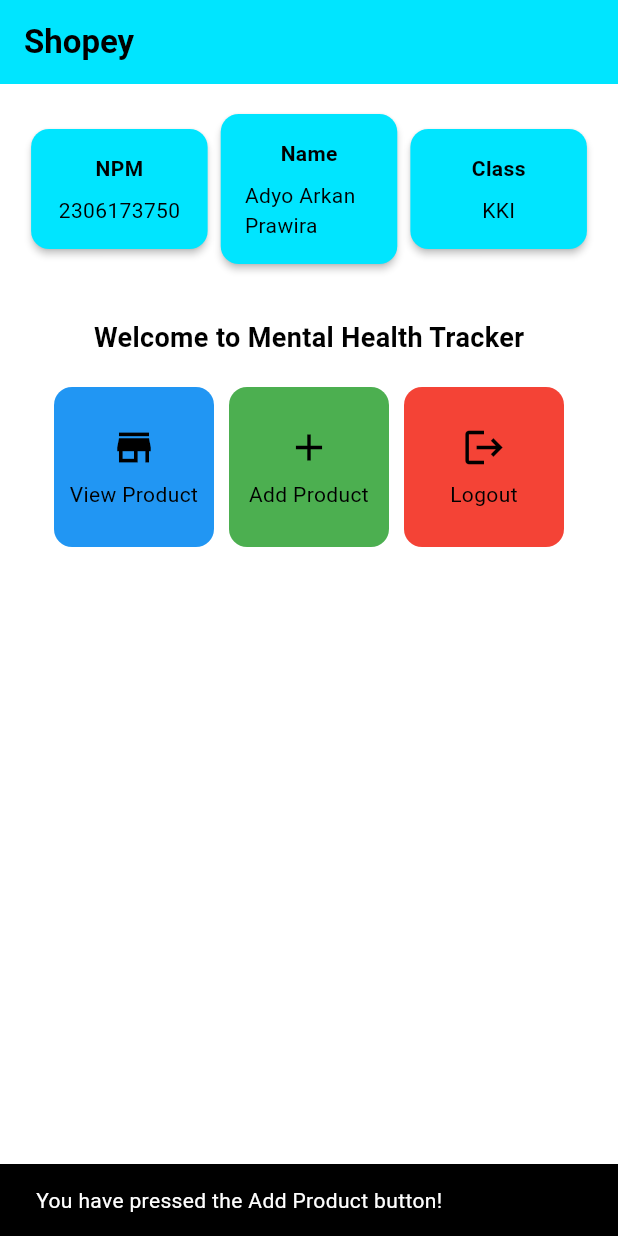
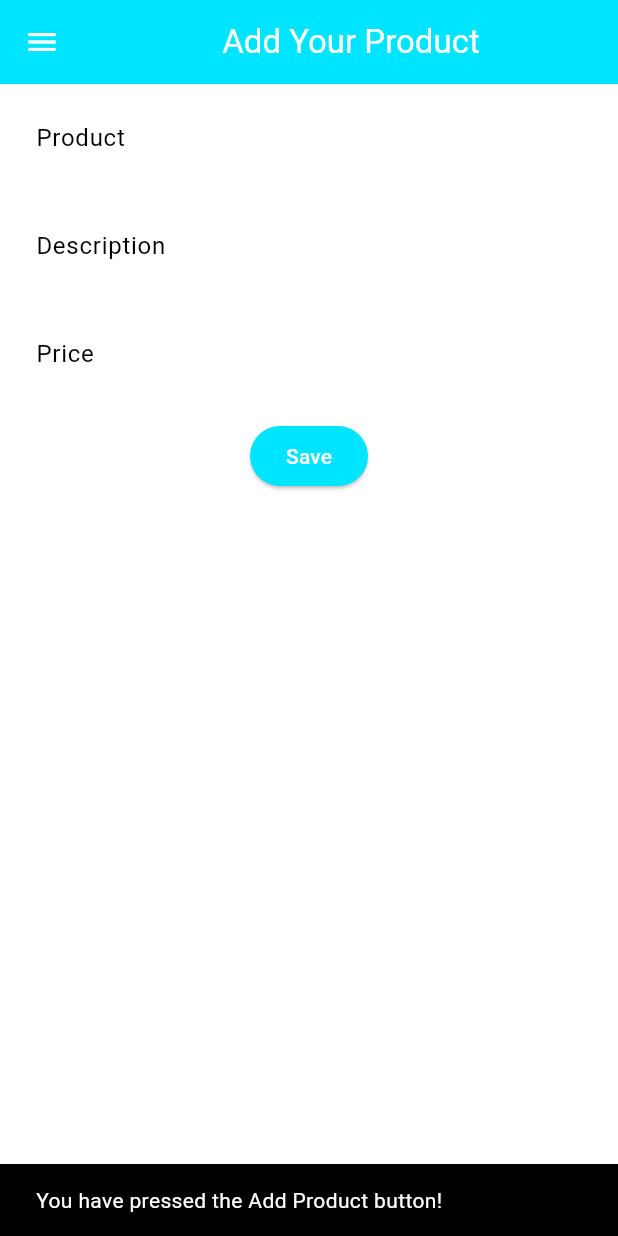
Before and after one commit to adyoprawira/shopey_mobile, a Flutter app: the screen it shows after launch, after a tap on "Add Product", on a phone screen of 412 x 824 dp. Run offline on Flutter 3.47's test engine with Material 3 defaults, Android fonts, the phone set to English and light mode, and no system bars.

Commit message:
Finished Assignment 8

```diff
--- a/lib/main.dart
+++ b/lib/main.dart
@@ -1,5 +1,5 @@
 import 'package:flutter/material.dart';
-import 'package:shopey_mobile/menu.dart';
+import 'package:shopey_mobile/screens/menu.dart';
 
 void main() {
   runApp(const MyApp());
--- a/lib/menu.dart
+++ b/lib/screens/menu.dart
@@ -1,4 +1,6 @@
 import 'package:flutter/material.dart';
+import 'package:shopey_mobile/widgets/left_drawer.dart';
+import 'package:shopey_mobile/widgets/product_card.dart';
 
 // Main page of the application.
 class MyHomePage extends StatelessWidget {
@@ -33,6 +35,8 @@
         // The background color of the AppBar is a custom color.
         backgroundColor: const Color.fromARGB(255, 0, 229, 255),
       ),
+      // Add drawer as a parameter value for the drawer attribute of the Scaffold widget
+      drawer: const LeftDrawer(),
       // Body of the page with paddings around it.
       body: Padding(
         padding: const EdgeInsets.all(16.0),
@@ -97,8 +101,8 @@
 
 // Card information that displays the title and content.
 class InfoCard extends StatelessWidget {
-  final String title;  // Card title.
-  final String content;  // Card content.
+  final String title; // Card title.
+  final String content; // Card content.
   final Color cardColor; // Card color.
   final Color textColor; // Text color.
 
@@ -108,7 +112,7 @@
     required this.content,
     this.cardColor = const Color.fromARGB(255, 0, 229, 255),
     this.textColor = Colors.black,
-    });
+  });
 
   @override
   Widget build(BuildContext context) {
@@ -140,59 +144,3 @@
     );
   }
 }
-
-// Model class for homepage items.
-class ItemHomepage {
-    final String name; // Item name.
-    final IconData icon; // Item icon.
-    final Color color; // Item color.
-
-    ItemHomepage(this.name, this.icon, this.color);
-}
-
-// Card widget to display an item.
-class ItemCard extends StatelessWidget {
-  final ItemHomepage item;
-
-  const ItemCard(this.item, {super.key});
-
-  @override
-  Widget build(BuildContext context) {
-    return Material(
-      color: item.color, // Set the background color of the card.
-      borderRadius: BorderRadius.circular(12),
-
-      child: InkWell(
-        onTap: () {
-          // Show a snackbar when the card is tapped.
-          ScaffoldMessenger.of(context)
-            ..hideCurrentSnackBar()
-            ..showSnackBar(
-              SnackBar(content: Text("You have pressed the ${item.name} button!"))
-            );
-        },
-        child: Container(
-          padding: const EdgeInsets.all(8),
-          child: Center(
-            child: Column(
-              mainAxisAlignment: MainAxisAlignment.center,
-              children: [
-                Icon(
-                  item.icon,
-                  color: Colors.black, // Set icon color to black.
-                  size: 30.0,
-                ),
-                const Padding(padding: EdgeInsets.all(3)),
-                Text(
-                  item.name,
-                  textAlign: TextAlign.center,
-                  style: TextStyle(color: Colors.black), // Set text color to black.
-                ),
-              ],
-            ),
-          ),
-        ),
-      ),
-    );
-  }
-}
--- /dev/null
+++ b/lib/screens/productentry_form.dart
@@ -0,0 +1,161 @@
+import 'package:flutter/material.dart';
+import 'package:shopey_mobile/widgets/left_drawer.dart';
+
+class ProductEntryFormPage extends StatefulWidget {
+  const ProductEntryFormPage({super.key});
+
+  @override
+  State<ProductEntryFormPage> createState() => _ProductEntryFormPageState();
+}
+
+class _ProductEntryFormPageState extends State<ProductEntryFormPage> {
+  final _formKey = GlobalKey<FormState>();
+  String _product = "";
+  String _description = "";
+  int _price = 0;
+
+  @override
+  Widget build(BuildContext context) {
+    return Scaffold(
+      appBar: AppBar(
+        title: const Center(
+          child: Text(
+            'Add Your Product',
+          ),
+        ),
+        backgroundColor: const Color.fromARGB(255, 0, 229, 255),
+        foregroundColor: Colors.white,
+      ),
+      drawer: const LeftDrawer(),
+      body: Form(
+        key: _formKey,
+        child: SingleChildScrollView(
+          child: Column(
+            crossAxisAlignment: CrossAxisAlignment.start,
+            children: [
+              Padding(
+                padding: const EdgeInsets.all(8.0),
+                child: TextFormField(
+                  decoration: InputDecoration(
+                    hintText: "Product",
+                    labelText: "Product",
+                    border: OutlineInputBorder(
+                      borderRadius: BorderRadius.circular(5.0),
+                    ),
+                  ),
+                  onChanged: (String? value) {
+                    setState(() {
+                      _product = value!;
+                    });
+                  },
+                  validator: (String? value) {
+                    if (value == null || value.isEmpty) {
+                      return "Product cannot be empty!";
+                    }
+                    return null;
+                  },
+                ),
+              ),
+              Padding(
+                padding: const EdgeInsets.all(8.0),
+                child: TextFormField(
+                  decoration: InputDecoration(
+                    hintText: "Description",
+                    labelText: "Description",
+                    border: OutlineInputBorder(
+                      borderRadius: BorderRadius.circular(5.0),
+                    ),
+                  ),
+                  onChanged: (String? value) {
+                    setState(() {
+                      _description = value!;
+                    });
+                  },
+                  validator: (String? value) {
+                    if (value == null || value.isEmpty) {
+                      return "Description cannot be empty!";
+                    }
+                    return null;
+                  },
+                ),
+              ),
+              Padding(
+                padding: const EdgeInsets.all(8.0),
+                child: TextFormField(
+                  decoration: InputDecoration(
+                    hintText: "Price",
+                    labelText: "Price",
+                    border: OutlineInputBorder(
+                      borderRadius: BorderRadius.circular(5.0),
+                    ),
+                  ),
+                  onChanged: (String? value) {
+                    setState(() {
+                      _price = int.tryParse(value!) ?? 0;
+                    });
+                  },
+                  validator: (String? value) {
+                    if (value == null || value.isEmpty) {
+                      return "Price cannot be empty!";
+                    }
+                    if (int.tryParse(value) == null) {
+                      return "Price must be a number!";
+                    }
+                    return null;
+                  },
+                ),
+              ),
+              Align(
+                alignment: Alignment.bottomCenter,
+                child: Padding(
+                  padding: const EdgeInsets.all(8.0),
+                  child: ElevatedButton(
+                    style: ButtonStyle(
+                      backgroundColor: MaterialStateProperty.all(
+                          const Color.fromARGB(255, 0, 229, 255)),
+                    ),
+                    onPressed: () {
+                      if (_formKey.currentState!.validate()) {
+                        showDialog(
+                          context: context,
+                          builder: (context) {
+                            return AlertDialog(
+                              title: const Text('Product successfully saved'),
+                              content: SingleChildScrollView(
+                                child: Column(
+                                  crossAxisAlignment: CrossAxisAlignment.start,
+                                  children: [
+                                    Text('Product: $_product'),
+                                    Text('Description: $_description'),
+                                    Text('Price: $_price'),
+                                  ],
+                                ),
+                              ),
+                              actions: [
+                                TextButton(
+                                  child: const Text('OK'),
+                                  onPressed: () {
+                                    Navigator.pop(context);
+                                    _formKey.currentState!.reset();
+                                  },
+                                ),
+                              ],
+                            );
+                          },
+                        );
+                      }
+                    },
+                    child: const Text(
+                      "Save",
+                      style: TextStyle(color: Colors.white),
+                    ),
+                  ),
+                ),
+              ),
+            ],
+          ),
+        ),
+      ),
+    );
+  }
+}
--- /dev/null
+++ b/lib/widgets/left_drawer.dart
@@ -0,0 +1,58 @@
+import 'package:flutter/material.dart';
+import 'package:shopey_mobile/screens/menu.dart';
+import 'package:shopey_mobile/screens/productentry_form.dart';
+
+class LeftDrawer extends StatelessWidget {
+  const LeftDrawer({super.key});
+
+  @override
+  Widget build(BuildContext context) {
+    return Drawer(
+        child: ListView(children: [
+      const DrawerHeader(
+          decoration: BoxDecoration(
+            color: Color.fromARGB(255, 0, 229, 255),
+          ),
+          child: Column(children: [
+            Text('Shopey',
+                textAlign: TextAlign.center,
+                style: TextStyle(
+                  fontSize: 24,
+                  fontWeight: FontWeight.bold,
+                  color: Colors.black,
+                )),
+            Padding(padding: EdgeInsets.all(8)),
+            Text("Your one stop shop",
+                textAlign: TextAlign.center,
+                style: TextStyle(
+                  fontSize: 16,
+                  color: Colors.black,
+                ))
+          ])),
+      ListTile(
+        leading: const Icon(Icons.home_outlined),
+        title: const Text('Home Page'),
+        // Redirection part to MyHomePage
+        onTap: () {
+          Navigator.pushReplacement(
+              context,
+              MaterialPageRoute(
+                builder: (context) => MyHomePage(),
+              ));
+        },
+      ),
+      ListTile(
+        leading: const Icon(Icons.store),
+        title: const Text('Add Product'),
+        // Redirection part to ProductEntryFormPage
+        onTap: () {
+          Navigator.pushReplacement(
+              context,
+              MaterialPageRoute(
+                builder: (context) => const ProductEntryFormPage(),
+              ));
+        },
+      )
+    ]));
+  }
+}
--- /dev/null
+++ b/lib/widgets/product_card.dart
@@ -0,0 +1,66 @@
+import 'package:flutter/material.dart';
+import 'package:shopey_mobile/screens/productentry_form.dart';
+
+class ItemHomepage {
+  final String name; // Item name.
+  final IconData icon; // Item icon.
+  final Color color; // Item color.
+
+  ItemHomepage(this.name, this.icon, this.color);
+}
+
+// Card widget to display an item.
+class ItemCard extends StatelessWidget {
+  final ItemHomepage item;
+
+  const ItemCard(this.item, {super.key});
+
+  @override
+  Widget build(BuildContext context) {
+    return Material(
+      color: item.color, // Set the background color of the card.
+      borderRadius: BorderRadius.circular(12),
+
+      child: InkWell(
+        onTap: () {
+          // Show a snackbar when the card is tapped.
+          ScaffoldMessenger.of(context)
+            ..hideCurrentSnackBar()
+            ..showSnackBar(SnackBar(
+                content: Text("You have pressed the ${item.name} button!")));
+
+          if (item.name == "Add Product") {
+            Navigator.push(
+              context,
+              MaterialPageRoute(
+                builder: (context) => const ProductEntryFormPage(),
+              ),
+            );
+          }
+        },
+        child: Container(
+          padding: const EdgeInsets.all(8),
+          child: Center(
+            child: Column(
+              mainAxisAlignment: MainAxisAlignment.center,
+              children: [
+                Icon(
+                  item.icon,
+                  color: Colors.black, // Set icon color to black.
+                  size: 30.0,
+                ),
+                const Padding(padding: EdgeInsets.all(3)),
+                Text(
+                  item.name,
+                  textAlign: TextAlign.center,
+                  style: TextStyle(
+                      color: Colors.black), // Set text color to black.
+                ),
+              ],
+            ),
+          ),
+        ),
+      ),
+    );
+  }
+}
```
